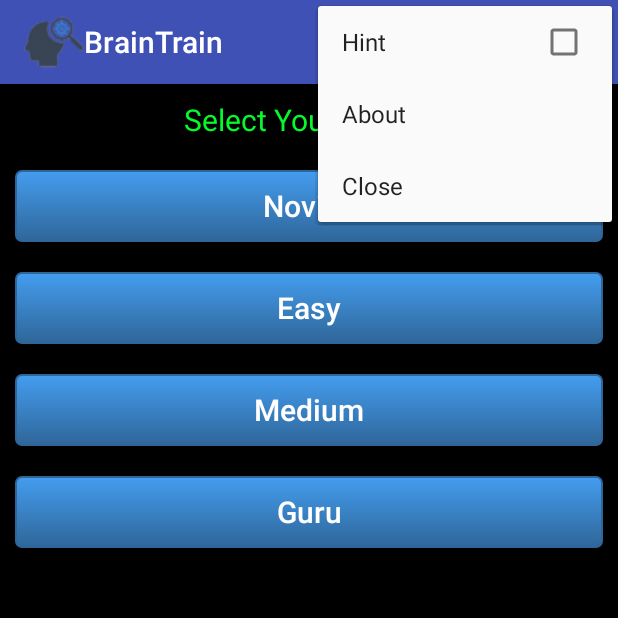
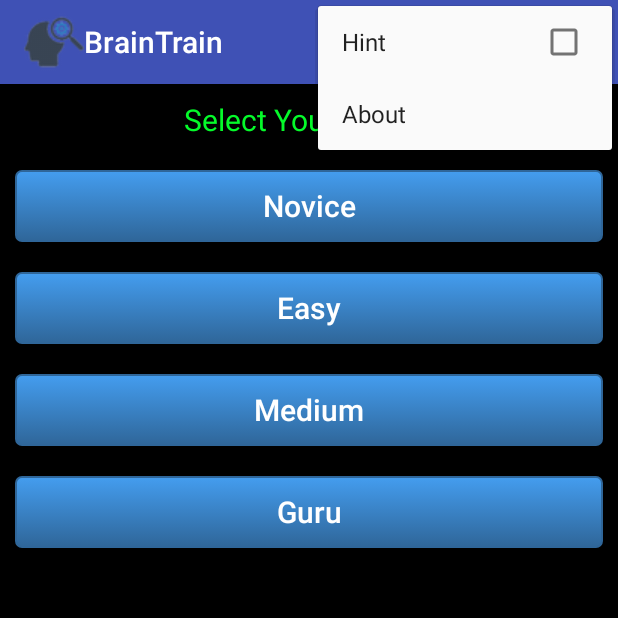
Before and after one commit to hasjay/Exilesoft, an Android app: the GameLevelActivity screen opened directly, with no data from a screen before it, with the options menu open, on a phone screen of 412 x 824 dp, the top half of it. Run offline under Robolectric (Android 15) with nearby library versions, the phone set to English and light mode, and no system bars.

Commit message:
Exit button change

```diff
--- a/BrainTrain/app/src/main/java/com/exilesoft/braintrain/activity/GameLevelActivity.java
+++ b/BrainTrain/app/src/main/java/com/exilesoft/braintrain/activity/GameLevelActivity.java
@@ -68,6 +68,8 @@ public class GameLevelActivity extends AppCompatActivity implements View.OnClick
     @Override
     public boolean onCreateOptionsMenu(Menu menu) {
         getMenuInflater().inflate(R.menu.main_menu, menu);
+        MenuItem close = menu.findItem(R.id.action_close);
+        close.setVisible(false);
         return true;
     }
 
--- a/BrainTrain/app/src/main/res/menu/main_menu.xml
+++ b/BrainTrain/app/src/main/res/menu/main_menu.xml
@@ -17,6 +17,6 @@
     <item
         android:id="@+id/action_close"
         android:orderInCategory="101"
-        android:title="Close"
+        android:title="Exit"
         app:showAsAction="never" />
 </menu>
```
